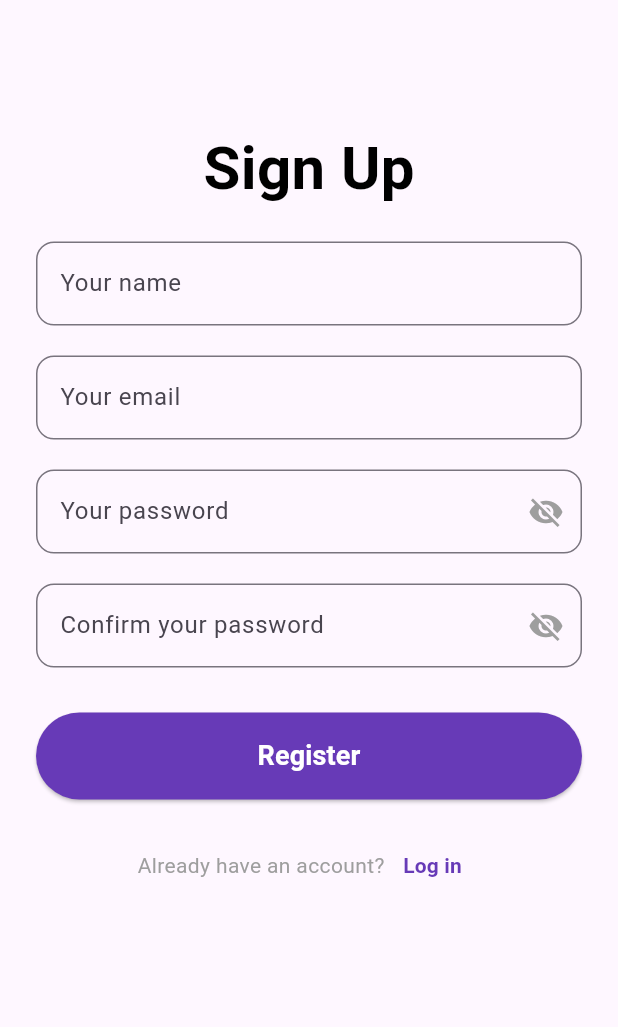
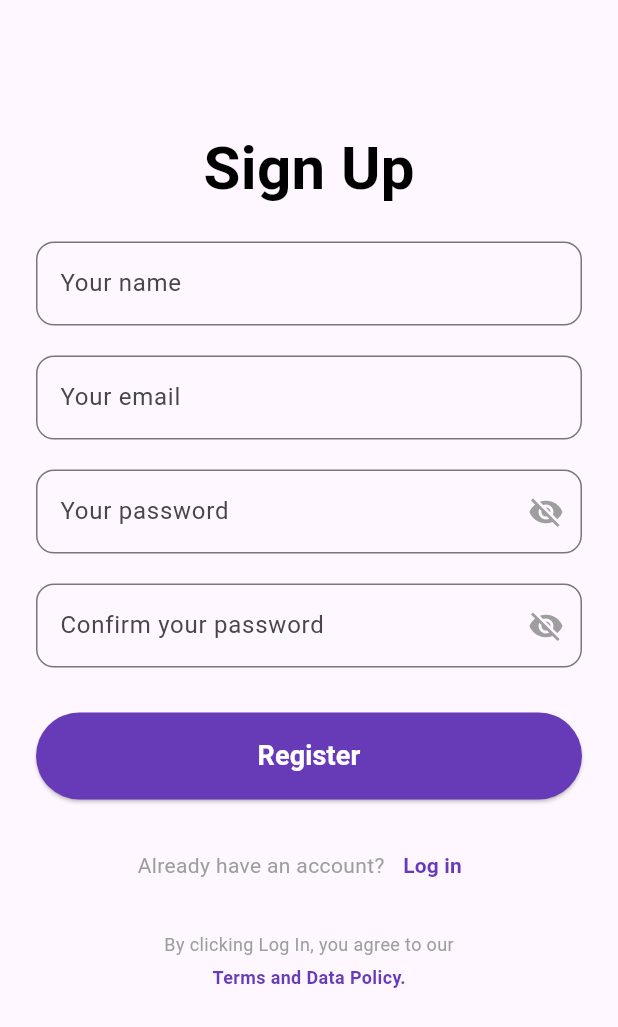
Before and after one commit to TheDamrek/BazarApp, a Flutter app: the screen it shows after launch, after a tap on "Sign Up", on a phone screen of 412 x 824 dp. Shown: the top 1027 px of the screen. Run offline on Flutter 3.47's test engine with Material 3 defaults, Android fonts, the light colour scheme and no system bars; our stand-ins replace supabase_flutter; accounts and stored records are empty.

Commit message:
privacy and policy popup

```diff
--- a/lib/screens/login_screen.dart
+++ b/lib/screens/login_screen.dart
@@ -2,6 +2,7 @@ import 'package:flutter/material.dart';
 import 'signup_screen.dart';
 import 'homepage_screen.dart';
 import 'package:bazar_app/auth/auth_service.dart';
+import 'termsndpolicy.dart';
 
 class LoginScreen extends StatefulWidget {
   const LoginScreen({super.key});
@@ -196,14 +197,17 @@ class _LoginScreenState extends State<LoginScreen> {
                   ),
                 ),
                 const SizedBox(height: 5),
-                const Center(
-                  child: Text(
+                Center(
+                  child: GestureDetector(
+                    onTap: () => showTermsAndPolicyDialog(context),
+                    child: const Text(
                     "Terms and Data Policy.",
                     style: TextStyle(
                       fontSize: 12,
                       color: Colors.deepPurple,
                       fontWeight: FontWeight.bold,
                     ),
+                    )
                   ),
                 ),
               ],
--- a/lib/screens/signup_screen.dart
+++ b/lib/screens/signup_screen.dart
@@ -1,5 +1,7 @@
 import 'package:flutter/material.dart';
 import 'package:supabase_flutter/supabase_flutter.dart';
+import 'termsndpolicy.dart';
+
 
 class SignUpScreen extends StatefulWidget {
   const SignUpScreen({super.key});
@@ -190,6 +192,27 @@ class _SignUpScreenState extends State<SignUpScreen> {
                     ),
                   ],
                 ),
+                const SizedBox(height: 20),
+                const Center(
+                  child: Text(
+                    "By clicking Log In, you agree to our",
+                    style: TextStyle(fontSize: 12, color: Colors.grey),
+                  ),
+                ),
+                const SizedBox(height: 5),
+                Center(
+                  child: GestureDetector(
+                    onTap: () => showTermsAndPolicyDialog(context),
+                    child: const Text(
+                    "Terms and Data Policy.",
+                    style: TextStyle(
+                      fontSize: 12,
+                      color: Colors.deepPurple,
+                      fontWeight: FontWeight.bold,
+                    ),
+                  ),
+                ),
+                ),
               ],
             ),
           ),
```
Also changed, not shown: lib/screens/termsndpolicy.dart (added, +85 -0 lines), lib/screens/homepage_screen.dart (line endings or trailing spaces).
